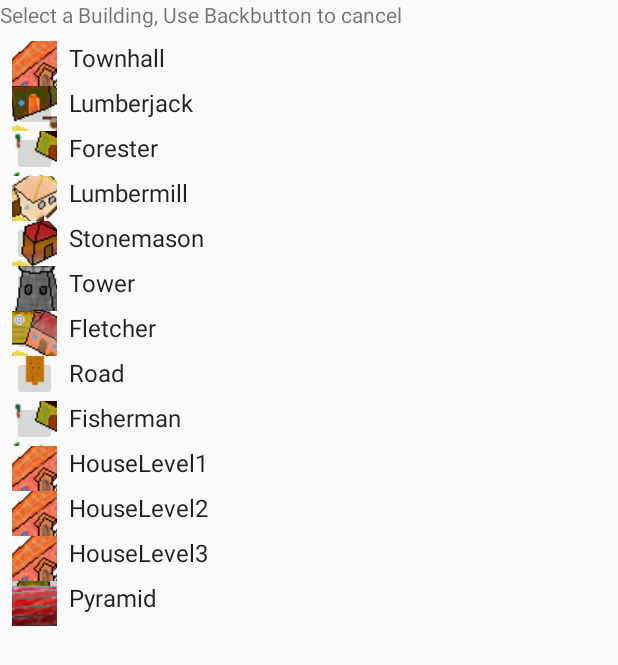
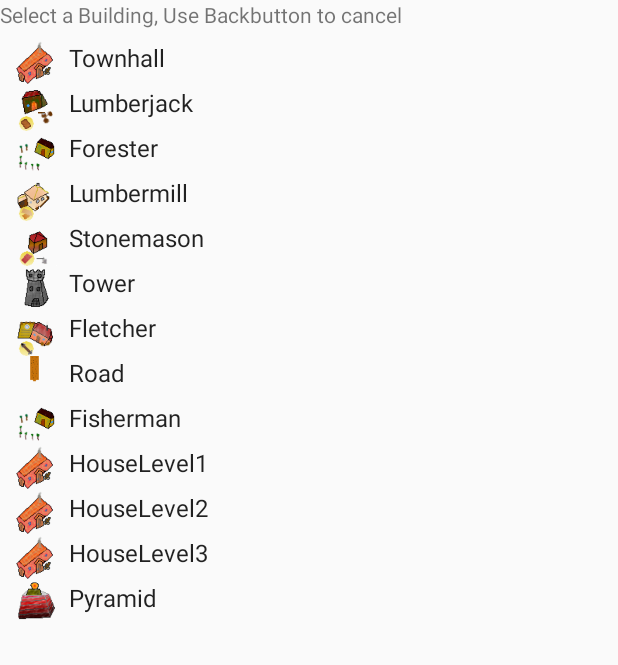
Before and after one commit to Ti-m/TownshipSurvival, an Android app: the fragment BuildFragment shown on its own in the app's theme, on a phone screen of 412 x 824 dp. Shown: the top 665 px of the screen. Run offline under Robolectric (Android 15) with nearby library versions, the phone set to English and light mode, and no system bars; 2 statements that could not run were skipped.

Commit message:
Replace imagebutton with imageview in buildfragment recyclerview items

```diff
--- a/app/src/main/java/com/example/settlers/ui/BuildRecyclerViewAdapter.kt
+++ b/app/src/main/java/com/example/settlers/ui/BuildRecyclerViewAdapter.kt
@@ -2,7 +2,7 @@ package com.example.settlers.ui
 
 import android.view.LayoutInflater
 import android.view.ViewGroup
-import android.widget.ImageButton
+import android.widget.ImageView
 import android.widget.LinearLayout
 import android.widget.TextView
 import androidx.recyclerview.widget.RecyclerView
@@ -18,12 +18,8 @@ class BuildRecyclerViewAdapter(
     inner class ViewHolder(binding: FragmentBuildItemBinding) : RecyclerView.ViewHolder(binding.root) {
         //val idView: TextView = binding.itemNumber
         val contentView: TextView = binding.content
-        val imageButton: ImageButton = binding.imageButton
+        val imageView: ImageView = binding.imageButton
         val layout: LinearLayout = binding.layout
-
-        override fun toString(): String {
-            return super.toString() + " '" + contentView.text + "'"
-        }
     }
 
     override fun onCreateViewHolder(parent: ViewGroup, viewType: Int): ViewHolder {
@@ -40,11 +36,8 @@ class BuildRecyclerViewAdapter(
 
         val item = values[position]
         holder.contentView.text = item.content
-        holder.imageButton.setImageResource(item.type.drawableRessoucreId)
+        holder.imageView.setImageResource(item.type.drawableRessoucreId)
         holder.layout.setOnClickListener {
-            clickHandler.selectedCallback(coordinates = coordinates, selectedBuilding = item.type)
-        }
-        holder.imageButton.setOnClickListener {
             clickHandler.selectedCallback(coordinates = coordinates, selectedBuilding = item.type)
         }
     }
--- a/app/src/main/res/layout/fragment_build_item.xml
+++ b/app/src/main/res/layout/fragment_build_item.xml
@@ -8,15 +8,14 @@
     android:orientation="horizontal">
 
 
-    <ImageButton
+    <ImageView
         android:id="@+id/imageButton"
         android:layout_width="30dp"
         android:layout_height="30dp"
         android:layout_marginStart="8dp"
         android:layout_marginEnd="4dp"
-        app:srcCompat="@drawable/fletcher_1_64"
-        android:contentDescription="Descriptive icon to the text" />
-
+        android:contentDescription="@string/build_dialog_image_view_desctiption_text"
+        app:srcCompat="@drawable/fletcher_1_64" />
     <TextView
         android:id="@+id/content"
         android:layout_width="wrap_content"
--- a/app/src/main/res/values/strings.xml
+++ b/app/src/main/res/values/strings.xml
@@ -2,4 +2,5 @@
     <string name="app_name">Township Survival</string>
     <!-- TODO: Remove or change this placeholder text -->
     <string name="hello_blank_fragment">Welcome to Township Survival!</string>
+    <string name="build_dialog_image_view_desctiption_text">Descriptive icon to the text</string>
 </resources>
```
Also changed, not shown: 1 other file.
